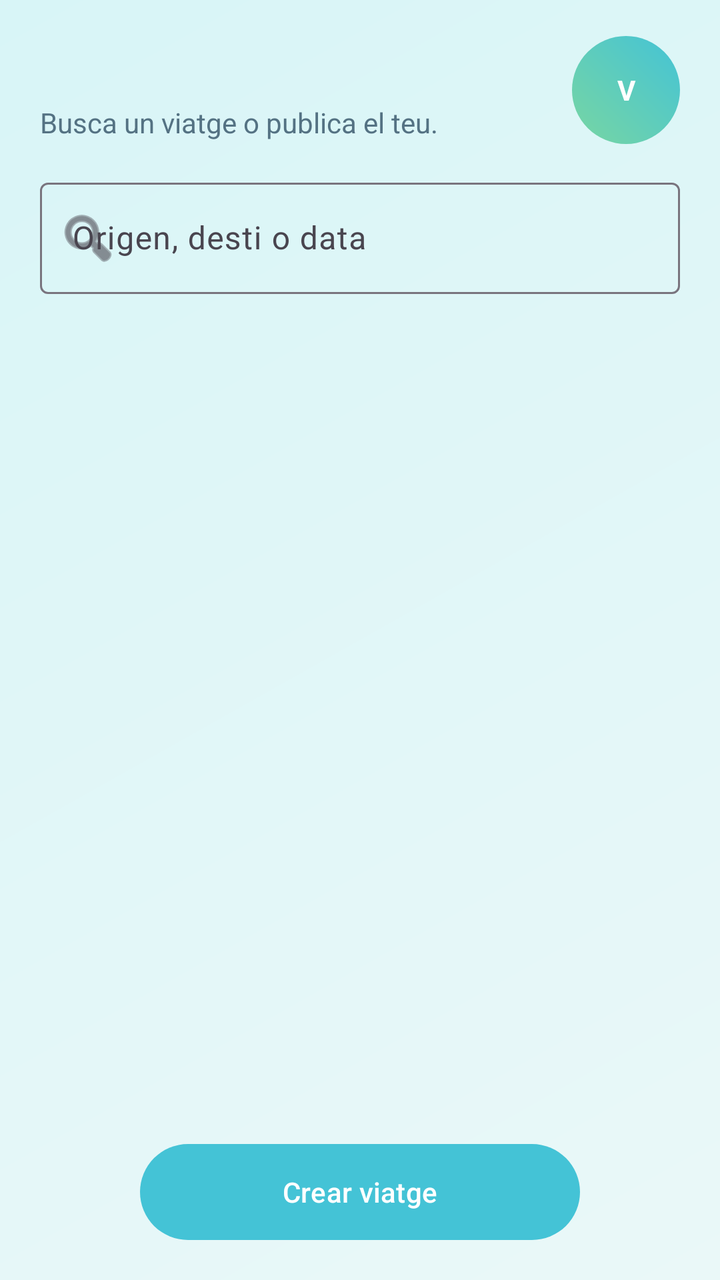
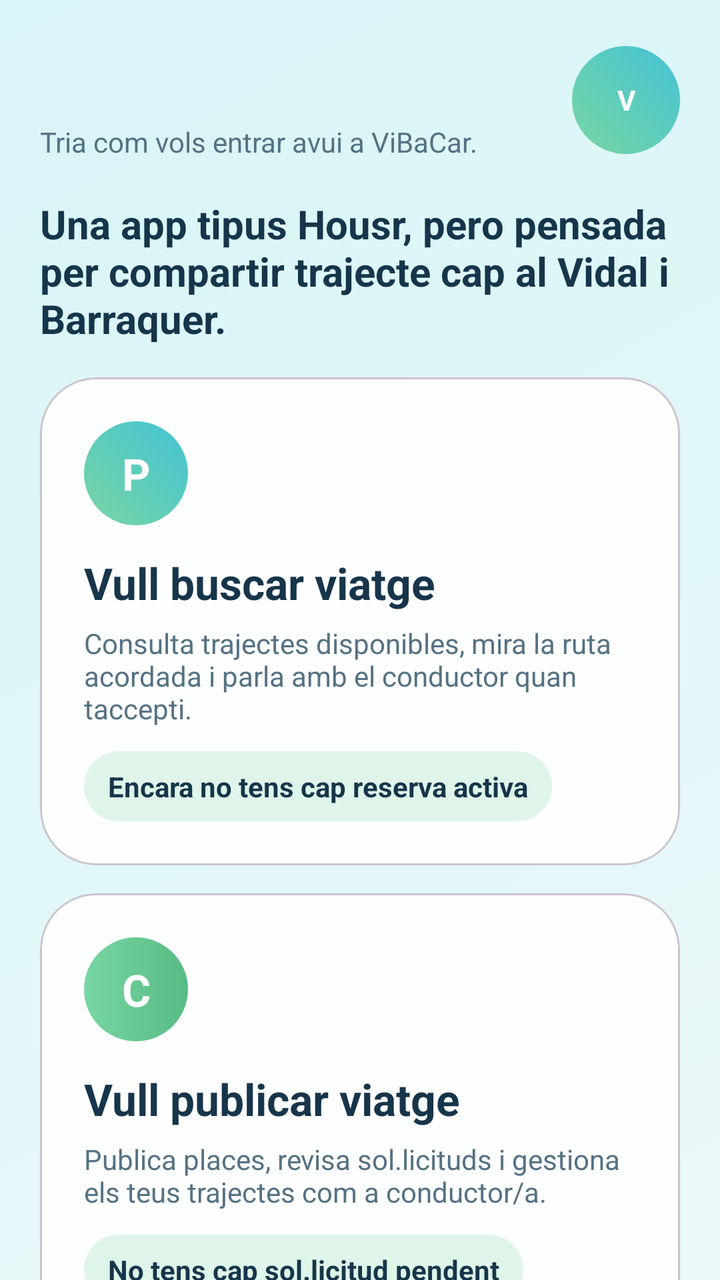

Before-and-after screenshots of an Android layout around one commit, followed by the original layout XML and the change that was made.
<!-- AndroidManifest.xml: application theme Theme.ViBaCar -->
<!-- res/layout/activity_pantalla_principal.xml -->
<?xml version="1.0" encoding="utf-8"?>
<androidx.constraintlayout.widget.ConstraintLayout xmlns:android="http://schemas.android.com/apk/res/android"
    xmlns:app="http://schemas.android.com/apk/res-auto"
    android:layout_width="match_parent"
    android:layout_height="match_parent"
    android:background="@drawable/fons_pantalla">

    <LinearLayout
        android:id="@+id/capcalera"
        android:layout_width="0dp"
        android:layout_height="wrap_content"
        android:layout_marginStart="20dp"
        android:layout_marginTop="18dp"
        android:layout_marginEnd="20dp"
        android:gravity="center_vertical"
        android:orientation="horizontal"
        app:layout_constraintEnd_toEndOf="parent"
        app:layout_constraintStart_toStartOf="parent"
        app:layout_constraintTop_toTopOf="parent">

        <LinearLayout
            android:layout_width="0dp"
            android:layout_height="wrap_content"
            android:layout_weight="1"
            android:orientation="vertical">

            <TextView
                android:id="@+id/txtSalutacio"
                android:layout_width="wrap_content"
                android:layout_height="wrap_content"
                android:textColor="@color/color_text_principal"
                android:textSize="24sp"
                android:textStyle="bold" />

            <TextView
                android:layout_width="wrap_content"
                android:layout_height="wrap_content"
                android:text="@string/principal_subtitol"
                android:textColor="@color/color_text_secundari" />
        </LinearLayout>

        <FrameLayout
            android:id="@+id/botoPerfil"
            android:layout_width="54dp"
            android:layout_height="54dp">

            <com.google.android.material.imageview.ShapeableImageView
                android:id="@+id/imatgePerfil"
                android:layout_width="match_parent"
                android:layout_height="match_parent"
                android:scaleType="centerCrop"
                android:visibility="gone"
                app:shapeAppearanceOverlay="@style/FormaAvatarCercle" />

            <TextView
                android:id="@+id/txtInicialAvatar"
                android:layout_width="match_parent"
                android:layout_height="match_parent"
                android:background="@drawable/fons_avatar"
                android:gravity="center"
                android:text="V"
                android:textColor="@color/color_text_clar"
                android:textStyle="bold" />
        </FrameLayout>
    </LinearLayout>

    <com.google.android.material.textfield.TextInputLayout
        android:id="@+id/layoutCerca"
        style="@style/Widget.Material3.TextInputLayout.OutlinedBox"
        android:layout_width="0dp"
        android:layout_height="wrap_content"
        android:layout_marginStart="20dp"
        android:layout_marginTop="14dp"
        android:layout_marginEnd="20dp"
        android:hint="@string/principal_cerca_hint"
        app:layout_constraintEnd_toEndOf="parent"
        app:layout_constraintStart_toStartOf="parent"
        app:layout_constraintTop_toBottomOf="@id/capcalera"
        app:startIconDrawable="@android:drawable/ic_menu_search">

        <com.google.android.material.textfield.TextInputEditText
            android:id="@+id/campCerca"
            android:layout_width="match_parent"
            android:layout_height="wrap_content" />
    </com.google.android.material.textfield.TextInputLayout>

    <androidx.recyclerview.widget.RecyclerView
        android:id="@+id/llistaViatges"
        android:layout_width="0dp"
        android:layout_height="0dp"
        android:layout_marginStart="20dp"
        android:layout_marginTop="12dp"
        android:layout_marginEnd="20dp"
        android:clipToPadding="false"
        android:paddingBottom="100dp"
        app:layout_constraintBottom_toBottomOf="parent"
        app:layout_constraintEnd_toEndOf="parent"
        app:layout_constraintStart_toStartOf="parent"
        app:layout_constraintTop_toBottomOf="@id/layoutCerca" />

    <TextView
        android:id="@+id/txtBuit"
        android:layout_width="0dp"
        android:layout_height="wrap_content"
        android:layout_marginHorizontal="28dp"
        android:gravity="center"
        android:text="@string/principal_buit"
        android:textColor="@color/color_text_secundari"
        android:visibility="gone"
        app:layout_constraintBottom_toBottomOf="@id/llistaViatges"
        app:layout_constraintEnd_toEndOf="@id/llistaViatges"
        app:layout_constraintStart_toStartOf="@id/llistaViatges"
        app:layout_constraintTop_toTopOf="@id/llistaViatges" />

    <com.google.android.material.button.MaterialButton
        android:id="@+id/botoCrearViatge"
        android:layout_width="220dp"
        android:layout_height="wrap_content"
        android:layout_marginBottom="20dp"
        android:background="@drawable/fons_boto_principal"
        android:text="@string/boto_crear_viatge"
        android:textColor="@color/color_text_clar"
        app:layout_constraintBottom_toBottomOf="parent"
        app:layout_constraintEnd_toEndOf="parent"
        app:layout_constraintStart_toStartOf="parent" />

</androidx.constraintlayout.widget.ConstraintLayout>
<!-- resources referenced by this layout -->
<resources>
  <color name="color_text_clar">#FFFFFF</color>
  <color name="color_text_principal">#17354A</color>
  <color name="color_text_secundari">#547283</color>
  <!-- drawable fons_avatar (drawable) -->
  <?xml version="1.0" encoding="utf-8"?>
  <shape xmlns:android="http://schemas.android.com/apk/res/android" android:shape="oval">
      <gradient
          android:angle="45"
          android:endColor="@color/color_principal"
          android:startColor="@color/color_secundari" />
  </shape>
  <!-- drawable fons_boto_principal (drawable) -->
  <?xml version="1.0" encoding="utf-8"?>
  <shape xmlns:android="http://schemas.android.com/apk/res/android">
      <gradient
          android:angle="0"
          android:endColor="@color/color_principal_fosc"
          android:startColor="@color/color_principal" />
      <corners android:radius="30dp" />
  </shape>
  <!-- drawable fons_pantalla (drawable) -->
  <?xml version="1.0" encoding="utf-8"?>
  <shape xmlns:android="http://schemas.android.com/apk/res/android">
      <gradient
          android:angle="315"
          android:endColor="@color/color_fons"
          android:startColor="#D8F5F7" />
  </shape>
  <string name="boto_crear_viatge">Crear viatge</string>
  <string name="principal_buit">Encara no hi ha viatges disponibles. Pots crear el primer.</string>
  <string name="principal_cerca_hint">Origen, desti o data</string>
  <string name="principal_subtitol">Busca un viatge o publica el teu.</string>
  <style name="FormaAvatarCercle" parent="">
          <item name="cornerFamily">rounded</item>
          <item name="cornerSize">50%</item>
      </style>
  <style name="Theme.ViBaCar" parent="Base.Theme.ViBaCar" />
  <color name="color_principal">#44C3D6</color>
  <color name="color_secundari">#78D6A2</color>
  <color name="color_principal_fosc">#2DA5BB</color>
  <color name="color_fons">#EAF8F8</color>
  <style name="Base.Theme.ViBaCar" parent="Theme.Material3.Light.NoActionBar">
          <item name="colorPrimary">@color/color_principal</item>
          <item name="colorOnPrimary">@color/color_text_clar</item>
          <item name="colorSecondary">@color/color_secundari</item>
          <item name="android:statusBarColor">@android:color/transparent</item>
          <item name="android:navigationBarColor">@color/color_fons</item>
          <item name="android:windowLightStatusBar">true</item>
          <item name="android:windowBackground">@color/color_fons</item>
      </style>
</resources>

<!-- the commit's change to res/layout/activity_pantalla_principal.xml (unified diff, before → after) -->
@@ -1,127 +1,189 @@
 <?xml version="1.0" encoding="utf-8"?>
-<androidx.constraintlayout.widget.ConstraintLayout xmlns:android="http://schemas.android.com/apk/res/android"
+<androidx.core.widget.NestedScrollView xmlns:android="http://schemas.android.com/apk/res/android"
     xmlns:app="http://schemas.android.com/apk/res-auto"
     android:layout_width="match_parent"
     android:layout_height="match_parent"
-    android:background="@drawable/fons_pantalla">
+    android:background="@drawable/fons_pantalla"
+    android:fillViewport="true">
 
     <LinearLayout
-        android:id="@+id/capcalera"
-        android:layout_width="0dp"
+        android:layout_width="match_parent"
         android:layout_height="wrap_content"
-        android:layout_marginStart="20dp"
-        android:layout_marginTop="18dp"
-        android:layout_marginEnd="20dp"
-        android:gravity="center_vertical"
-        android:orientation="horizontal"
-        app:layout_constraintEnd_toEndOf="parent"
-        app:layout_constraintStart_toStartOf="parent"
-        app:layout_constraintTop_toTopOf="parent">
+        android:orientation="vertical"
+        android:padding="20dp">
 
         <LinearLayout
-            android:layout_width="0dp"
+            android:layout_width="match_parent"
             android:layout_height="wrap_content"
-            android:layout_weight="1"
-            android:orientation="vertical">
+            android:gravity="center_vertical"
+            android:orientation="horizontal">
 
-            <TextView
-                android:id="@+id/txtSalutacio"
-                android:layout_width="wrap_content"
+            <LinearLayout
+                android:layout_width="0dp"
                 android:layout_height="wrap_content"
-                android:textColor="@color/color_text_principal"
-                android:textSize="24sp"
-                android:textStyle="bold" />
+                android:layout_weight="1"
+                android:orientation="vertical">
 
-            <TextView
-                android:layout_width="wrap_content"
-                android:layout_height="wrap_content"
-                android:text="@string/principal_subtitol"
-                android:textColor="@color/color_text_secundari" />
+                <TextView
+                    android:id="@+id/txtSalutacio"
+                    android:layout_width="wrap_content"
+                    android:layout_height="wrap_content"
+                    android:textColor="@color/color_text_principal"
+                    android:textSize="28sp"
+                    android:textStyle="bold" />
+
+                <TextView
+                    android:layout_width="wrap_content"
+                    android:layout_height="wrap_content"
+                    android:layout_marginTop="4dp"
+                    android:text="@string/principal_hub_subtitol"
+                    android:textColor="@color/color_text_secundari" />
+            </LinearLayout>
+
+            <FrameLayout
+                android:id="@+id/botoPerfil"
+                android:layout_width="54dp"
+                android:layout_height="54dp">
+
+                <com.google.android.material.imageview.ShapeableImageView
+                    android:id="@+id/imatgePerfil"
+                    android:layout_width="match_parent"
+                    android:layout_height="match_parent"
+                    android:scaleType="centerCrop"
+                    android:visibility="gone"
+                    app:shapeAppearanceOverlay="@style/FormaAvatarCercle" />
+
+                <TextView
+                    android:id="@+id/txtInicialAvatar"
+                    android:layout_width="match_parent"
+                    android:layout_height="match_parent"
+                    android:background="@drawable/fons_avatar"
+                    android:gravity="center"
+                    android:text="V"
+                    android:textColor="@color/color_text_clar"
+                    android:textStyle="bold" />
+            </FrameLayout>
         </LinearLayout>
 
-        <FrameLayout
-            android:id="@+id/botoPerfil"
-            android:layout_width="54dp"
-            android:layout_height="54dp">
+        <TextView
+            android:layout_width="match_parent"
+            android:layout_height="wrap_content"
+            android:layout_marginTop="18dp"
+            android:text="@string/principal_hub_text_intro"
+            android:textColor="@color/color_text_principal"
+            android:textSize="20sp"
+            android:textStyle="bold" />
 
-            <com.google.android.material.imageview.ShapeableImageView
-                android:id="@+id/imatgePerfil"
+        <com.google.android.material.card.MaterialCardView
+            android:id="@+id/targetaPassatger"
+            android:layout_width="match_parent"
+            android:layout_height="wrap_content"
+            android:layout_marginTop="16dp"
+            android:clickable="true"
+            android:focusable="true"
+            app:cardBackgroundColor="@color/color_targeta"
+            app:cardCornerRadius="28dp">
+
+            <LinearLayout
                 android:layout_width="match_parent"
-                android:layout_height="match_parent"
-                android:scaleType="centerCrop"
-                android:visibility="gone"
-                app:shapeAppearanceOverlay="@style/FormaAvatarCercle" />
+                android:layout_height="wrap_content"
+                android:orientation="vertical"
+                android:padding="22dp">
 
-            <TextView
-                android:id="@+id/txtInicialAvatar"
+                <TextView
+                    android:layout_width="52dp"
+                    android:layout_height="52dp"
+                    android:background="@drawable/fons_avatar"
+                    android:gravity="center"
+                    android:text="P"
+                    android:textColor="@color/color_text_clar"
+                    android:textSize="22sp"
+                    android:textStyle="bold" />
+
+                <TextView
+                    android:layout_width="match_parent"
+                    android:layout_height="wrap_content"
+                    android:layout_marginTop="14dp"
+                    android:text="@string/principal_hub_passatger_titol"
+                    android:textColor="@color/color_text_principal"
+                    android:textSize="22sp"
+                    android:textStyle="bold" />
+
+                <TextView
+                    android:layout_width="match_parent"
+                    android:layout_height="wrap_content"
+                    android:layout_marginTop="6dp"
+                    android:text="@string/principal_hub_passatger_subtitol"
+                    android:textColor="@color/color_text_secundari" />
+
+                <TextView
+                    android:id="@+id/txtInfoPassatger"
+                    android:layout_width="wrap_content"
+                    android:layout_height="wrap_content"
+                    android:layout_marginTop="12dp"
+                    android:background="@drawable/fons_xip"
+                    android:paddingHorizontal="12dp"
+                    android:paddingVertical="8dp"
+                    android:text="@string/principal_hub_passatger_info_buit"
+                    android:textColor="@color/color_text_principal"
+                    android:textStyle="bold" />
+            </LinearLayout>
+        </com.google.android.material.card.MaterialCardView>
+
+        <com.google.android.material.card.MaterialCardView
+            android:id="@+id/targetaConductor"
+            android:layout_width="match_parent"
+            android:layout_height="wrap_content"
+            android:layout_marginTop="14dp"
+            android:clickable="true"
+            android:focusable="true"
+            app:cardBackgroundColor="@color/color_targeta"
+            app:cardCornerRadius="28dp">
+
+            <LinearLayout
                 android:layout_width="match_parent"
-                android:layout_height="match_parent"
-                android:background="@drawable/fons_avatar"
-                android:gravity="center"
-                android:text="V"
-                android:textColor="@color/color_text_clar"
-                android:textStyle="bold" />
-        </FrameLayout>
+                android:layout_height="wrap_content"
+                android:orientation="vertical"
+                android:padding="22dp">
+
+                <TextView
+                    android:layout_width="52dp"
+                    android:layout_height="52dp"
+                    android:background="@drawable/fons_boto_secundari"
+                    android:gravity="center"
+                    android:text="C"
+                    android:textColor="@color/color_text_clar"
+                    android:textSize="22sp"
+                    android:textStyle="bold" />
+
+                <TextView
+                    android:layout_width="match_parent"
+                    android:layout_height="wrap_content"
+                    android:layout_marginTop="14dp"
+                    android:text="@string/principal_hub_conductor_titol"
+                    android:textColor="@color/color_text_principal"
+                    android:textSize="22sp"
+                    android:textStyle="bold" />
+
+                <TextView
+                    android:layout_width="match_parent"
+                    android:layout_height="wrap_content"
+                    android:layout_marginTop="6dp"
+                    android:text="@string/principal_hub_conductor_subtitol"
+                    android:textColor="@color/color_text_secundari" />
+
+                <TextView
+                    android:id="@+id/txtInfoConductor"
+                    android:layout_width="wrap_content"
+                    android:layout_height="wrap_content"
+                    android:layout_marginTop="12dp"
+                    android:background="@drawable/fons_xip"
+                    android:paddingHorizontal="12dp"
+                    android:paddingVertical="8dp"
+                    android:text="@string/principal_hub_conductor_info_buit"
+                    android:textColor="@color/color_text_principal"
+                    android:textStyle="bold" />
+            </LinearLayout>
+        </com.google.android.material.card.MaterialCardView>
     </LinearLayout>
-
-    <com.google.android.material.textfield.TextInputLayout
-        android:id="@+id/layoutCerca"
-        style="@style/Widget.Material3.TextInputLayout.OutlinedBox"
-        android:layout_width="0dp"
-        android:layout_height="wrap_content"
-        android:layout_marginStart="20dp"
-        android:layout_marginTop="14dp"
-        android:layout_marginEnd="20dp"
-        android:hint="@string/principal_cerca_hint"
-        app:layout_constraintEnd_toEndOf="parent"
-        app:layout_constraintStart_toStartOf="parent"
-        app:layout_constraintTop_toBottomOf="@id/capcalera"
-        app:startIconDrawable="@android:drawable/ic_menu_search">
-
-        <com.google.android.material.textfield.TextInputEditText
-            android:id="@+id/campCerca"
-            android:layout_width="match_parent"
-            android:layout_height="wrap_content" />
-    </com.google.android.material.textfield.TextInputLayout>
-
-    <androidx.recyclerview.widget.RecyclerView
-        android:id="@+id/llistaViatges"
-        android:layout_width="0dp"
-        android:layout_height="0dp"
-        android:layout_marginStart="20dp"
-        android:layout_marginTop="12dp"
-        android:layout_marginEnd="20dp"
-        android:clipToPadding="false"
-        android:paddingBottom="100dp"
-        app:layout_constraintBottom_toBottomOf="parent"
-        app:layout_constraintEnd_toEndOf="parent"
-        app:layout_constraintStart_toStartOf="parent"
-        app:layout_constraintTop_toBottomOf="@id/layoutCerca" />
-
-    <TextView
-        android:id="@+id/txtBuit"
-        android:layout_width="0dp"
-        android:layout_height="wrap_content"
-        android:layout_marginHorizontal="28dp"
-        android:gravity="center"
-        android:text="@string/principal_buit"
-        android:textColor="@color/color_text_secundari"
-        android:visibility="gone"
-        app:layout_constraintBottom_toBottomOf="@id/llistaViatges"
-        app:layout_constraintEnd_toEndOf="@id/llistaViatges"
-        app:layout_constraintStart_toStartOf="@id/llistaViatges"
-        app:layout_constraintTop_toTopOf="@id/llistaViatges" />
-
-    <com.google.android.material.button.MaterialButton
-        android:id="@+id/botoCrearViatge"
-        android:layout_width="220dp"
-        android:layout_height="wrap_content"
-        android:layout_marginBottom="20dp"
-        android:background="@drawable/fons_boto_principal"
-        android:text="@string/boto_crear_viatge"
-        android:textColor="@color/color_text_clar"
-        app:layout_constraintBottom_toBottomOf="parent"
-        app:layout_constraintEnd_toEndOf="parent"
-        app:layout_constraintStart_toStartOf="parent" />
-
-</androidx.constraintlayout.widget.ConstraintLayout>
+</androidx.core.widget.NestedScrollView>
<!-- resource entries referenced after the edit -->
@@ -1,5 +1,6 @@
 <!-- resources referenced by this layout -->
 <resources>
+  <color name="color_targeta">#FDFEFE</color>
   <color name="color_text_clar">#FFFFFF</color>
   <color name="color_text_principal">#17354A</color>
   <color name="color_text_secundari">#547283</color>
@@ -11,13 +12,13 @@
           android:endColor="@color/color_principal"
           android:startColor="@color/color_secundari" />
   </shape>
-  <!-- drawable fons_boto_principal (drawable) -->
+  <!-- drawable fons_boto_secundari (drawable) -->
   <?xml version="1.0" encoding="utf-8"?>
   <shape xmlns:android="http://schemas.android.com/apk/res/android">
       <gradient
           android:angle="0"
-          android:endColor="@color/color_principal_fosc"
-          android:startColor="@color/color_principal" />
+          android:endColor="@color/color_secundari_fosc"
+          android:startColor="@color/color_secundari" />
       <corners android:radius="30dp" />
   </shape>
   <!-- drawable fons_pantalla (drawable) -->
@@ -28,10 +29,20 @@
           android:endColor="@color/color_fons"
           android:startColor="#D8F5F7" />
   </shape>
-  <string name="boto_crear_viatge">Crear viatge</string>
-  <string name="principal_buit">Encara no hi ha viatges disponibles. Pots crear el primer.</string>
-  <string name="principal_cerca_hint">Origen, desti o data</string>
-  <string name="principal_subtitol">Busca un viatge o publica el teu.</string>
+  <!-- drawable fons_xip (drawable) -->
+  <?xml version="1.0" encoding="utf-8"?>
+  <shape xmlns:android="http://schemas.android.com/apk/res/android">
+      <solid android:color="@color/color_xip" />
+      <corners android:radius="18dp" />
+  </shape>
+  <string name="principal_hub_conductor_info_buit">No tens cap sol.licitud pendent</string>
+  <string name="principal_hub_conductor_subtitol">Publica places, revisa sol.licituds i gestiona els teus trajectes com a conductor/a.</string>
+  <string name="principal_hub_conductor_titol">Vull publicar viatge</string>
+  <string name="principal_hub_passatger_info_buit">Encara no tens cap reserva activa</string>
+  <string name="principal_hub_passatger_subtitol">Consulta trajectes disponibles, mira la ruta acordada i parla amb el conductor quan taccepti.</string>
+  <string name="principal_hub_passatger_titol">Vull buscar viatge</string>
+  <string name="principal_hub_subtitol">Tria com vols entrar avui a ViBaCar.</string>
+  <string name="principal_hub_text_intro">Una app tipus Housr, pero pensada per compartir trajecte cap al Vidal i Barraquer.</string>
   <style name="FormaAvatarCercle" parent="">
           <item name="cornerFamily">rounded</item>
           <item name="cornerSize">50%</item>
@@ -39,8 +50,9 @@
   <style name="Theme.ViBaCar" parent="Base.Theme.ViBaCar" />
   <color name="color_principal">#44C3D6</color>
   <color name="color_secundari">#78D6A2</color>
-  <color name="color_principal_fosc">#2DA5BB</color>
+  <color name="color_secundari_fosc">#58BB84</color>
   <color name="color_fons">#EAF8F8</color>
+  <color name="color_xip">#DFF5EA</color>
   <style name="Base.Theme.ViBaCar" parent="Theme.Material3.Light.NoActionBar">
           <item name="colorPrimary">@color/color_principal</item>
           <item name="colorOnPrimary">@color/color_text_clar</item>
